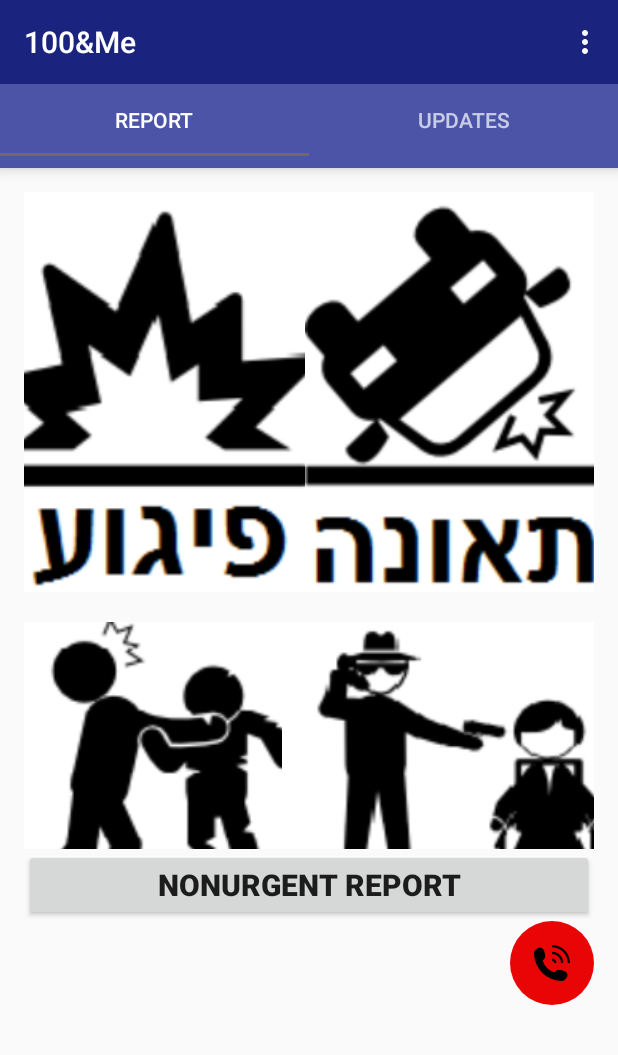
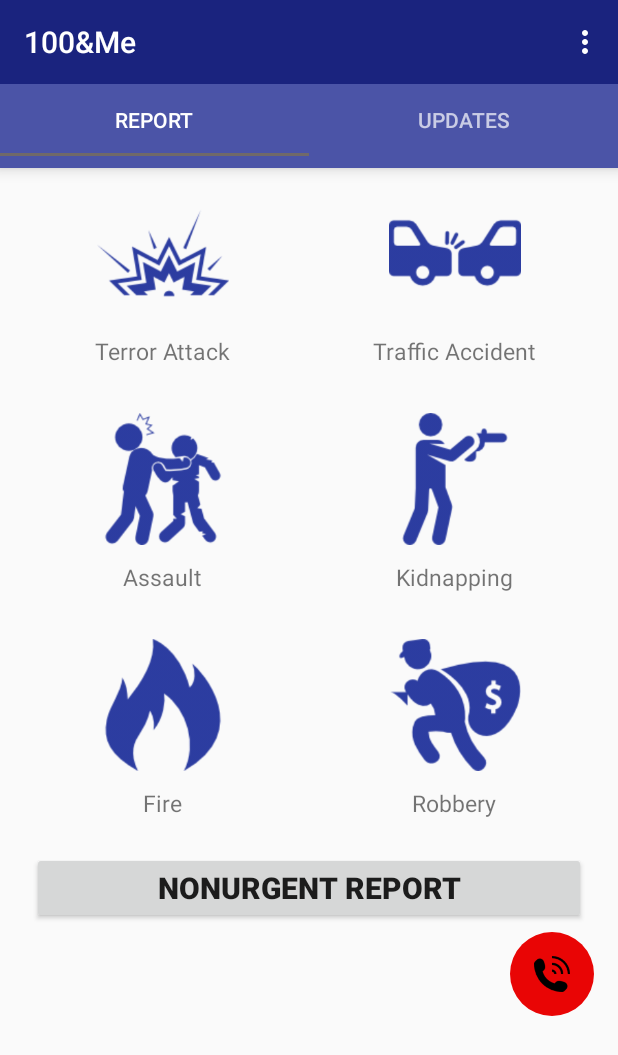
Before and after one commit to idanab/MeAnd100-v2, an Android app: the screen it shows after launch (MainActivity), on a phone screen of 412 x 824 dp. Shown: the top 1055 px of the screen. Run offline under Robolectric (Android 15) with nearby library versions, the phone set to English and light mode, and no system bars.

Commit message:
new Image Text adapter

```diff
--- /dev/null
+++ b/app/src/main/java/com/example/android/meand100_v2/CustomAdapter.java
@@ -0,0 +1,142 @@
+package com.example.android.meand100_v2;
+
+import android.app.Activity;
+import android.content.Context;
+import android.content.Intent;
+import android.util.Log;
+import android.view.LayoutInflater;
+import android.view.View;
+import android.view.View.OnClickListener;
+import android.view.ViewGroup;
+import android.widget.BaseAdapter;
+import android.widget.ImageView;
+import android.widget.TextView;
+import android.widget.Toast;
+
+import com.example.android.meand100_v2.reports.GeneralReport;
+import com.example.android.meand100_v2.reports.types.AccidentReportParameters;
+import com.example.android.meand100_v2.reports.types.AssaultReportParameters;
+import com.example.android.meand100_v2.reports.types.FireReportParameters;
+import com.example.android.meand100_v2.reports.types.HijackReportParameters;
+import com.example.android.meand100_v2.reports.types.ReportParameters;
+import com.example.android.meand100_v2.reports.types.RobberyReportParameters;
+import com.example.android.meand100_v2.reports.types.TerrorAttackReportParameters;
+
+public class CustomAdapter extends BaseAdapter{
+
+    String [] result;
+    Context context;
+    int [] imageId;
+    private static LayoutInflater inflater=null;
+    public CustomAdapter(Activity mainActivity, String[] prgmNameList, int[] prgmImages) {
+        // TODO Auto-generated constructor stub
+        result=prgmNameList;
+        context=mainActivity;
+        imageId=prgmImages;
+        inflater = ( LayoutInflater )context.
+                getSystemService(Context.LAYOUT_INFLATER_SERVICE);
+
+    }
+
+    @Override
+    public int getCount() {
+        // TODO Auto-generated method stub
+        return result.length;
+    }
+
+    @Override
+    public Object getItem(int position) {
+        // TODO Auto-generated method stub
+        return position;
+    }
+
+    @Override
+    public long getItemId(int position) {
+        // TODO Auto-generated method stub
+        return position;
+    }
+
+    public class Holder
+    {
+        TextView tv;
+        ImageView img;
+    }
+    @Override
+    public View getView(final int position, View convertView, ViewGroup parent) {
+        // TODO Auto-generated method stub
+        Holder holder=new Holder();
+        View rowView;
+
+        rowView = inflater.inflate(R.layout.programlist, null);
+        holder.tv=(TextView) rowView.findViewById(R.id.textView1);
+        holder.img=(ImageView) rowView.findViewById(R.id.imageView1);
+
+        holder.tv.setText(result[position]);
+        holder.img.setImageResource(imageId[position]);
+
+        rowView.setOnClickListener(new OnClickListener() {
+
+            @Override
+            public void onClick(View v) {
+                // TODO Auto-generated method stub
+                /*Toast.makeText(context, "You Clicked "+result[position], Toast.LENGTH_LONG).show()*/;
+                detectReportTypeByNumber(position);
+            }
+        });
+
+        return rowView;
+    }
+
+    private void detectReportTypeByNumber(int position) {
+
+        switch(position)
+
+        {
+            case 0:
+                //terror attack
+                TerrorAttackReportParameters terrorAttack = new TerrorAttackReportParameters(this.context.getApplicationContext());
+                startNewReportForm(terrorAttack);
+                break;
+            case 1:
+                //car accident
+                AccidentReportParameters accident = new AccidentReportParameters(this.context.getApplicationContext());
+                startNewReportForm(accident);
+                //AccidentReportParametersTry accident = new AccidentReportParametersTry(getActivity().getApplicationContext());
+                //startNewReportFormTry(accident);
+                break;
+            case 2:
+                //assault
+                AssaultReportParameters assault = new AssaultReportParameters(this.context.getApplicationContext());
+                startNewReportForm(assault);
+                break;
+            case 3:
+                //hijack
+                HijackReportParameters hijack = new HijackReportParameters(this.context.getApplicationContext());
+                startNewReportForm(hijack);
+                break;
+            case 4:
+                //fire
+                FireReportParameters fire = new FireReportParameters(this.context.getApplicationContext());
+                startNewReportForm(fire);
+                break;
+            case 5:
+                //robbery
+                RobberyReportParameters robbery = new RobberyReportParameters(this.context.getApplicationContext());
+                startNewReportForm(robbery);
+                break;
+            default:
+                Log.w("problem", "weird case for report, unrecognized!");
+        }
+    }
+
+    private void startNewReportForm(ReportParameters reportType) {
+        Intent intent = new Intent(this.context, GeneralReport.class);
+        intent.putExtra("reportType", reportType.getClass().getSimpleName());
+        intent.putExtra("firstQuestion", reportType.getFIRST_QUESTION());
+        intent.putExtra("possibleFirstAnswersArray", reportType.getPossibleFirstAnswersArray());
+        intent.putExtra("secondQuestion", reportType.getSECOND_QUESTION());
+        intent.putExtra("possibleSecondAnswersArray", reportType.getPossibleSecondAnswersArray());
+        this.context.startActivity(intent);
+    }
+
+}
--- a/app/src/main/java/com/example/android/meand100_v2/ReportFragment.java
+++ b/app/src/main/java/com/example/android/meand100_v2/ReportFragment.java
@@ -1,6 +1,8 @@
 package com.example.android.meand100_v2;
 
+import android.content.Context;
 import android.content.Intent;
+import android.content.res.Resources;
 import android.os.Bundle;
 import android.support.design.widget.FloatingActionButton;
 import android.support.v4.app.Fragment;
@@ -13,6 +15,7 @@ import android.widget.AdapterView.OnItemClickListener;
 import android.widget.Button;
 import android.widget.GridView;
 
+
 import com.example.android.meand100_v2.reports.GeneralReport;
 import com.example.android.meand100_v2.reports.NonurgentReport;
 import com.example.android.meand100_v2.reports.types.AccidentReportParameters;
@@ -24,19 +27,21 @@ import com.example.android.meand100_v2.reports.types.ReportParameters;
 import com.example.android.meand100_v2.reports.types.RobberyReportParameters;
 import com.example.android.meand100_v2.reports.types.TerrorAttackReportParameters;
 
+import java.util.ArrayList;
+
 public class ReportFragment extends Fragment {
+    GridView gv;
+    Context context;
+    ArrayList prgmName;
+    public static int [] prgmImages={R.drawable.explosion,R.drawable.accident,R.drawable.assult,R.drawable.hijack,R.drawable.fire,R.drawable.robbery};
     @Override
     public View onCreateView(LayoutInflater inflater, ViewGroup container, Bundle savedInstanceState) {
         ViewGroup root = (ViewGroup) inflater.inflate(R.layout.activity_reports_acitvity_portal, null);
-        GridView gridview = (GridView) root.findViewById(R.id.reports_list_gridview);
-        gridview.setAdapter(new ImageAdapter(getActivity()));
+        Resources res= this.getResources();
+        String [] prgmNameList={res.getString(R.string.terrorattack_report_button),res.getString(R.string.accident_report_button),res.getString(R.string.assult_report_button),res.getString(R.string.hijack_report_button),res.getString(R.string.fire_report_button),res.getString(R.string.robbery_report_button)};
+        gv=(GridView) root.findViewById(R.id.reports_list_gridview);
+        gv.setAdapter(new CustomAdapter(getActivity(), prgmNameList,prgmImages));
 
-        gridview.setOnItemClickListener(new OnItemClickListener() {
-            public void onItemClick(AdapterView<?> parent, View v,
-                                    int position, long id) {
-                detectReportTypeByNumber(position);
-            }
-        });
 
         final Button non_urgent_reports_button = (Button) root.findViewById(R.id.non_urgent_button);
         non_urgent_reports_button.setOnClickListener(new View.OnClickListener() {
@@ -46,62 +51,12 @@ public class ReportFragment extends Fragment {
                 startActivity(intent);
             }
         });
+
         defineEmergancyDialerListener(root);
         return root;
     }
 
 
-    private void detectReportTypeByNumber(int position) {
-
-        switch(position)
-
-        {
-            case 0:
-                //terror attack
-                TerrorAttackReportParameters terrorAttack = new TerrorAttackReportParameters(getActivity().getApplicationContext());
-                startNewReportForm(terrorAttack);
-                break;
-            case 1:
-                //car accident
-                AccidentReportParameters accident = new AccidentReportParameters(getActivity().getApplicationContext());
-                startNewReportForm(accident);
-                //AccidentReportParametersTry accident = new AccidentReportParametersTry(getActivity().getApplicationContext());
-                //startNewReportFormTry(accident);
-                break;
-            case 2:
-                //assault
-                AssaultReportParameters assault = new AssaultReportParameters(getActivity().getApplicationContext());
-                startNewReportForm(assault);
-                break;
-            case 3:
-                //hijack
-                HijackReportParameters hijack = new HijackReportParameters(getActivity().getApplicationContext());
-                startNewReportForm(hijack);
-                break;
-            case 4:
-                //fire
-                FireReportParameters fire = new FireReportParameters(getActivity().getApplicationContext());
-                startNewReportForm(fire);
-                break;
-            case 5:
-                //robbery
-                RobberyReportParameters robbery = new RobberyReportParameters(getActivity().getApplicationContext());
-                startNewReportForm(robbery);
-                break;
-            default:
-                Log.w("problem", "weird case for report, unrecognized!");
-        }
-}
-
-    private void startNewReportForm(ReportParameters reportType) {
-        Intent intent = new Intent(getActivity().getApplicationContext(), GeneralReport.class);
-        intent.putExtra("reportType", reportType.getClass().getSimpleName());
-        intent.putExtra("firstQuestion", reportType.getFIRST_QUESTION());
-        intent.putExtra("possibleFirstAnswersArray", reportType.getPossibleFirstAnswersArray());
-        intent.putExtra("secondQuestion", reportType.getSECOND_QUESTION());
-        intent.putExtra("possibleSecondAnswersArray", reportType.getPossibleSecondAnswersArray());
-        startActivity(intent);
-    }
 
     private void defineEmergancyDialerListener(ViewGroup root) {
         FloatingActionButton btn = (FloatingActionButton) root.findViewById(R.id.call_100_button);
--- a/app/src/main/res/layout/activity_reports_acitvity_portal.xml
+++ b/app/src/main/res/layout/activity_reports_acitvity_portal.xml
@@ -2,7 +2,7 @@
     xmlns:tools="http://schemas.android.com/tools" android:layout_width="match_parent"
     android:layout_height="match_parent" android:paddingLeft="@dimen/activity_horizontal_margin"
     android:paddingRight="@dimen/activity_horizontal_margin"
-    android:paddingTop="@dimen/activity_vertical_margin"
+    android:paddingTop="2dp"
     android:paddingBottom="@dimen/activity_vertical_margin"
     tools:context="com.example.android.meand100_v2.ReportsAcitvityPortal">
 
@@ -16,6 +16,7 @@
     <ScrollView
         android:layout_width="wrap_content"
         android:layout_height="wrap_content"
+        android:scrollbars="none"
         android:id="@+id/scrollView" >
 
         <LinearLayout
@@ -32,17 +33,26 @@
                 android:horizontalSpacing="20dp"
                 android:stretchMode="columnWidth"
                 android:gravity="center"
+                android:scrollbars="none"
                 android:id="@+id/reports_list_gridview"
                 android:scaleType="fitXY"
-                android:adjustViewBounds="true" />
+                android:adjustViewBounds="true"
+                android:layout_margin="5dp" />
 
             <Button
                 android:text="@string/not_urgent_report_button"
                 android:id="@+id/non_urgent_button"
                 android:layout_width="fill_parent"
                 android:layout_height="wrap_content"
+                android:layout_margin="5dp"
                 android:textSize="20dp" />
 
+            <LinearLayout
+                android:orientation="horizontal"
+                android:layout_width="match_parent"
+                android:layout_height="match_parent">
+
+            </LinearLayout>
         </LinearLayout>
     </ScrollView>
 
--- /dev/null
+++ b/app/src/main/res/layout/programlist.xml
@@ -0,0 +1,27 @@
+<?xml version="1.0" encoding="utf-8"?>
+<LinearLayout xmlns:android="http://schemas.android.com/apk/res/android"
+    android:layout_width="match_parent"
+    android:layout_height="match_parent"
+
+    android:orientation="vertical" >
+
+    <ImageView
+        android:id="@+id/imageView1"
+        android:layout_gravity="center"
+        android:layout_width="88dp"
+        android:layout_height="88dp"
+        android:layout_marginTop="5dp"
+        android:layout_marginBottom="5dp"
+        android:src="@drawable/camera" />
+
+    <TextView
+        android:id="@+id/textView1"
+        android:layout_gravity="center"
+        android:layout_width="wrap_content"
+        android:layout_height="wrap_content"
+        android:textSize="15dp"
+        android:layout_marginTop="5dp"
+        android:layout_marginBottom="5dp"
+        android:text="TextView" />
+
+</LinearLayout>
--- a/app/src/main/res/values/strings.xml
+++ b/app/src/main/res/values/strings.xml
@@ -1,5 +1,5 @@
 <resources>
-    <string name="app_name">100&amp;Me</string>
+    <string name="app_name"><![CDATA[100&Me]]></string>
     <!--important- do not change next 'google_app_id'!!!-->
     <string name="google_app_id">AIzaSyAb5lPf1w8REr2XUy3dJ95ujFd2NyIbZD4</string>
     <string name="gcm_defaultSenderId">162679940561</string>
```
Also changed, not shown: app/src/main/res/drawable/accident.png, app/src/main/res/drawable/assult.png, app/src/main/res/drawable/explosion.png, app/src/main/res/drawable/fire.png, app/src/main/res/drawable/hijack.png, app/src/main/res/drawable/robbery.png, app/src/main/res/values/colors.xml (line endings or trailing spaces), 1 other file.
